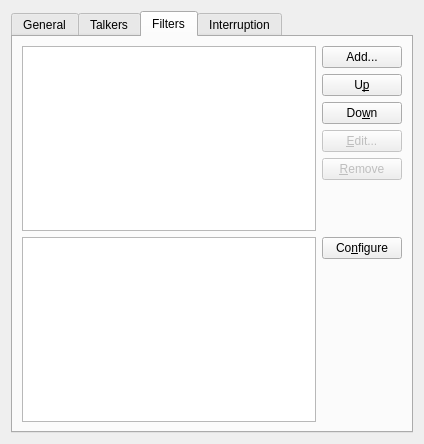
KDE/jovie, file kcmkttsmgr/kcmkttsmgrwidget.ui: the form before one commit.
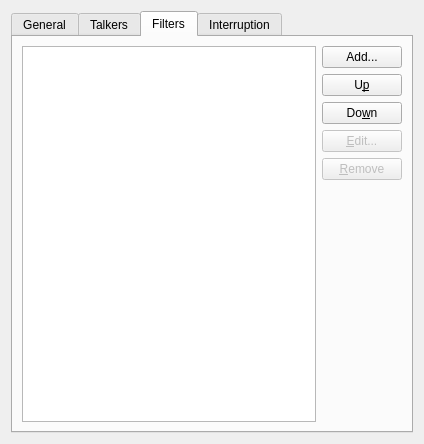
The form after the commit. The open tabs and pages were chosen to show the change. Custom widgets are drawn as their Qt base class.

Diff of the .ui file:
```diff
--- a/kcmkttsmgr/kcmkttsmgrwidget.ui
+++ b/kcmkttsmgr/kcmkttsmgrwidget.ui
@@ -343,49 +343,6 @@
          </item>
         </layout>
        </item>
-       <item row="1" column="0">
-        <layout class="QHBoxLayout">
-         <item>
-          <widget class="QTreeView" name="sbdsView"/>
-         </item>
-         <item>
-          <layout class="QVBoxLayout">
-           <item>
-            <widget class="KPushButton" name="sbdButton">
-             <property name="sizePolicy">
-              <sizepolicy hsizetype="Preferred" vsizetype="Fixed">
-               <horstretch>0</horstretch>
-               <verstretch>0</verstretch>
-              </sizepolicy>
-             </property>
-             <property name="whatsThis">
-              <string>Click this button to edit the Sentence Boundary Detector (SBD) configuration or add additional SBD filters.</string>
-             </property>
-             <property name="text">
-              <string>Co&amp;nfigure</string>
-             </property>
-            </widget>
-           </item>
-           <item>
-            <spacer>
-             <property name="orientation">
-              <enum>Qt::Vertical</enum>
-             </property>
-             <property name="sizeType">
-              <enum>QSizePolicy::Expanding</enum>
-             </property>
-             <property name="sizeHint" stdset="0">
-              <size>
-               <width>0</width>
-               <height>0</height>
-              </size>
-             </property>
-            </spacer>
-           </item>
-          </layout>
-         </item>
-        </layout>
-       </item>
       </layout>
      </widget>
      <widget class="QWidget" name="TabPage">
```
Left out of the diff: 1 changed line with no effect on the pictures.
